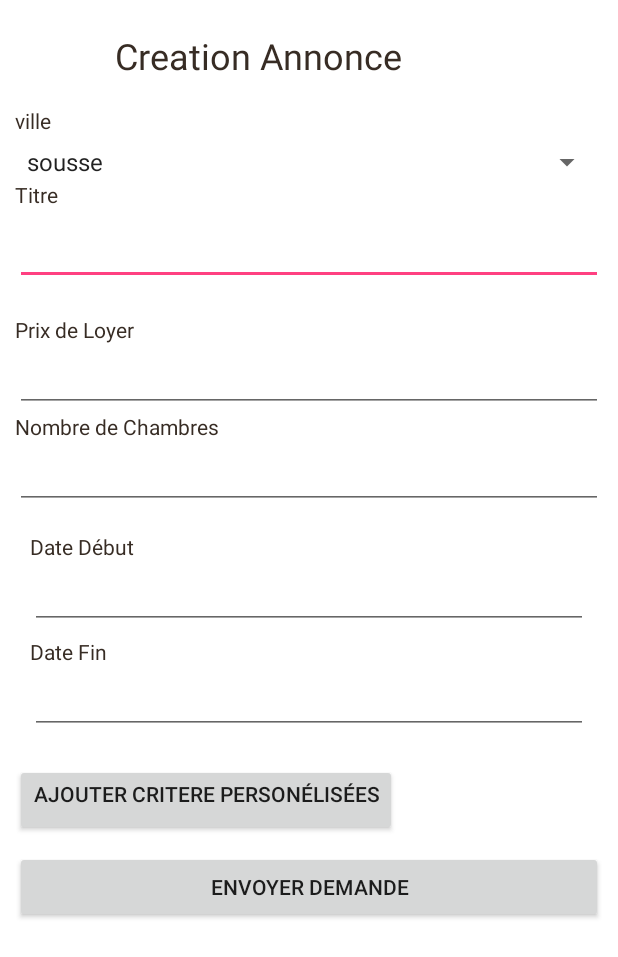
After one commit to malikbenabda/colloki, an Android app: the layout layout_ajout_Annonce.xml on its own in the app's theme, with its tools: preview values and no code run, on a phone screen of 412 x 824 dp. The commit adds this screen. Shown: the top 957 px of the screen. Run offline under Robolectric (Android 15) with nearby library versions, the phone set to English and light mode, and no system bars.

Commit message:
attributes adding done TODO : make annonce

```diff
--- a/app/src/main/res/layout/activity_annonce_edit.xml
+++ b/app/src/main/res/layout/activity_annonce_edit.xml
@@ -29,11 +29,6 @@
                 android:id="@+id/sendbtn"
                 android:layout_gravity="center_horizontal" />
 
-            <Button
-                android:layout_width="353dp"
-                android:layout_height="wrap_content"
-                android:text="New Button"
-                android:id="@+id/button3" />
 
             <LinearLayout
                 android:id="@+id/parameter"
--- /dev/null
+++ b/app/src/main/res/layout/layout_ajout_Annonce.xml
@@ -0,0 +1,193 @@
+<?xml version="1.0" encoding="utf-8"?>
+<ScrollView xmlns:android="http://schemas.android.com/apk/res/android"
+    android:layout_width="fill_parent"
+    android:layout_height="fill_parent"
+    android:fillViewport="true">
+
+    <RelativeLayout
+        android:layout_width="fill_parent"
+        android:layout_height="wrap_content"
+        android:background="#ffffff">
+
+        <!--  Header  Starts-->
+        <LinearLayout
+            android:id="@+id/header"
+            android:layout_width="fill_parent"
+            android:layout_height="wrap_content"
+            android:orientation="horizontal"
+            android:paddingTop="5dip"
+            android:paddingBottom="5dip">
+            <!-- Logo Start-->
+
+            <!-- Logo Ends -->
+        </LinearLayout>
+        <!--  Header Ends -->
+        <!-- Footer Start -->
+        <LinearLayout
+            android:id="@+id/footer"
+            android:layout_width="fill_parent"
+            android:layout_height="90dip"
+            android:orientation="horizontal"
+            android:layout_alignParentBottom="true"></LinearLayout>
+        <!-- Footer Ends -->
+
+        <!-- Login Form -->
+        <LinearLayout xmlns:android="http://schemas.android.com/apk/res/android"
+            android:orientation="vertical"
+            android:layout_width="match_parent"
+            android:layout_height="wrap_content"
+            android:padding="10dip"
+
+            android:layout_below="@id/header">
+            <!--  Email Label -->
+
+            <TextView
+                android:layout_width="258dp"
+                android:layout_height="50dp"
+                android:textSize="24dp"
+                android:textColor="#372c24"
+                android:layout_gravity="center"
+                android:text="Creation Annonce" />
+
+
+            <TextView
+                android:layout_width="fill_parent"
+                android:layout_height="wrap_content"
+                android:textColor="#372c24"
+                android:text="ville" />
+
+
+            <Spinner
+                android:id="@+id/villeSpinner"
+                android:layout_width="match_parent"
+                android:layout_height="wrap_content"
+                android:entries="@array/villes_arrays"
+                android:layout_marginTop="6dp"
+                android:prompt="@string/villes_prompt"
+                android:spinnerMode="dialog" />
+
+
+            <TextView
+                android:layout_width="wrap_content"
+                android:layout_height="wrap_content"
+                android:textColor="#372c24"
+                android:text="Titre"
+                android:id="@+id/titre"
+                android:editable="false" />
+
+            <AutoCompleteTextView
+                android:layout_width="match_parent"
+                android:layout_height="wrap_content"
+                android:layout_marginTop="5dip"
+                android:id="@+id/titreET"
+                android:inputType="textAutoComplete"
+                android:layout_marginBottom="20dip"
+                android:singleLine="true" />
+
+            <!--  Password Label -->
+
+            <TextView
+                android:layout_width="fill_parent"
+                android:layout_height="wrap_content"
+                android:textColor="#372c24"
+                android:text="Prix de Loyer" />
+
+            <!-- Login button -->
+
+
+            <EditText
+                android:layout_width="match_parent"
+                android:layout_height="wrap_content"
+                android:inputType="numberDecimal"
+                android:ems="10"
+                android:id="@+id/priceET"
+                android:layout_gravity="center_horizontal" />
+
+            <TextView
+                android:layout_width="fill_parent"
+                android:layout_height="wrap_content"
+                android:textColor="#372c24"
+                android:inputType="number"
+                android:text="Nombre de Chambres"
+                android:id="@+id/textView3" />
+
+            <EditText
+                android:layout_width="match_parent"
+                android:layout_height="wrap_content"
+                android:inputType="numberDecimal"
+                android:ems="10"
+                android:id="@+id/editText2"
+                android:layout_gravity="center_horizontal" />
+
+            <LinearLayout
+                android:orientation="vertical"
+                android:layout_width="match_parent"
+                android:layout_height="wrap_content"
+                android:padding="10dip"
+                android:layout_below="@id/header">
+
+                <TextView
+                    android:layout_marginTop="5dp"
+                    android:layout_width="155dp"
+                    android:layout_height="wrap_content"
+                    android:textColor="#372c24"
+                    android:text="Date Début"
+
+                    android:id="@+id/dateText1" />
+
+                <EditText
+                    android:layout_width="match_parent"
+                    android:layout_height="wrap_content"
+                    android:inputType="date"
+                    android:ems="10"
+                    android:id="@+id/dateStartET"
+                    android:layout_gravity="center_horizontal" />
+
+
+                <TextView
+                    android:layout_marginTop="5dp"
+                    android:layout_width="155dp"
+
+                    android:layout_height="wrap_content"
+                    android:textColor="#372c24"
+                    android:text="Date Fin"
+
+                    android:id="@+id/dateText2" />
+
+                <EditText
+                    android:layout_width="match_parent"
+                    android:layout_height="wrap_content"
+                    android:inputType="date"
+                    android:ems="10"
+                    android:id="@+id/dateEndET"
+                    android:layout_gravity="center_horizontal" />
+
+            </LinearLayout>
+
+            <LinearLayout
+                android:orientation="vertical"
+                android:layout_width="match_parent"
+                android:layout_height="wrap_content"
+                android:layout_gravity="center_horizontal"
+                android:id="@+id/optionsLayout"></LinearLayout>
+
+            <Button
+                android:id="@+id/btnAddCriterias"
+                android:layout_width="wrap_content"
+                android:layout_height="wrap_content"
+                android:layout_marginTop="10dip"
+                android:gravity="center_horizontal"
+                android:text="Ajouter Critere Personélisées" />
+
+            <Button
+                android:id="@+id/btndmd"
+                android:layout_width="fill_parent"
+                android:layout_height="wrap_content"
+                android:layout_marginTop="10dip"
+                android:text="Envoyer demande" />
+
+            <!-- Link to Registration Screen -->
+        </LinearLayout>
+        <!-- Login Form Ends -->
+    </RelativeLayout>
+</ScrollView>
--- /dev/null
+++ b/app/src/main/res/values/array.xml
@@ -0,0 +1,10 @@
+<?xml version="1.0" encoding="utf-8"?>
+<resources>
+    <string-array name="villes_arrays">
+        <item>sousse</item>
+        <item>nabel</item>
+        <item>monsatir</item>
+        <item>sousse</item>
+    </string-array>
+
+</resources>
--- a/app/src/main/res/values/colors.xml
+++ b/app/src/main/res/values/colors.xml
@@ -3,4 +3,6 @@
     <color name="colorPrimary">#3F51B5</color>
     <color name="colorPrimaryDark">#303F9F</color>
     <color name="colorAccent">#FF4081</color>
+    <color name="pinkGirl">#EF526D</color>
+    <color name="BlueBoy">#6ABEC8</color>
 </resources>
--- a/app/src/main/res/values/strings.xml
+++ b/app/src/main/res/values/strings.xml
@@ -1,3 +1,4 @@
 <resources>
     <string name="app_name">Coloc</string>
+    <string name="villes_prompt">Nabeul</string>
 </resources>
```
Also changed, not shown: app/src/main/java/trendy/coloc/AnnonceEdit.java (+104 -14 lines), app/src/main/java/trendy/coloc/entities/Annonce.java (+133 -19 lines), app/src/main/java/trendy/coloc/entities/Property.java (+66 -5 lines), app/src/main/java/trendy/coloc/tools/AnnonceTools.java (+15 -0 lines), app/src/main/java/trendy/coloc/tools/ConverterTools.java (+26 -0 lines), app/src/main/res/layout/input_dialog_preference.xml (added, +57 -0 lines), 1 other file.
